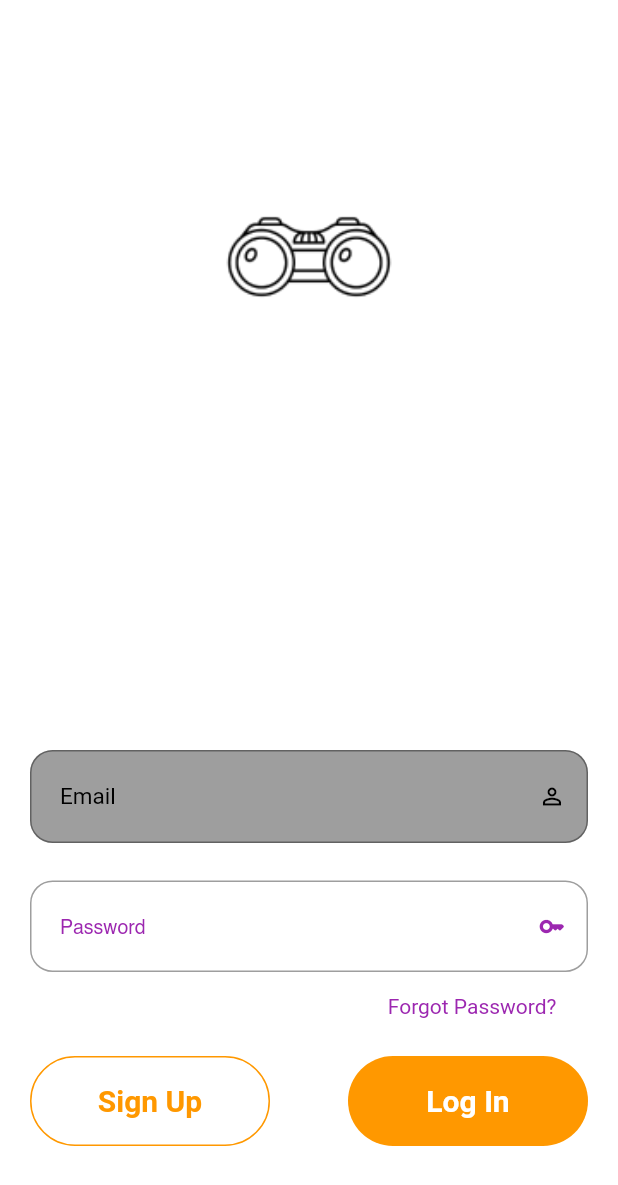
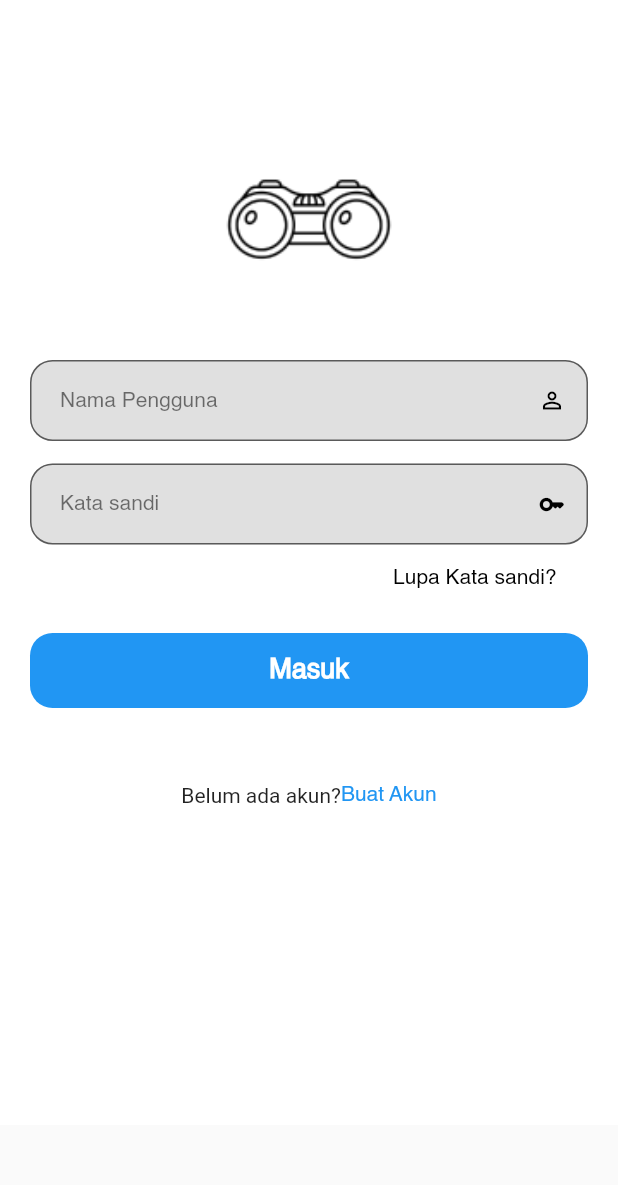
Before and after one commit to RaflyGymnas/Pmob_projek, a Flutter app: the screen it shows after launch, on a phone screen of 412 x 824 dp. Shown: the top 1185 px of the screen. Run offline on Flutter 3.47's test engine with Material 2 defaults, Android fonts, the phone set to English and light mode, and no system bars; missing offline and left inert: floating_navbar; Roboto replaces fonts that are missing (Helverica, Montserrat).

Commit message:
dah fix tinggal nambahin divider(atau)

```diff
--- a/lib/Page/login_page.dart
+++ b/lib/Page/login_page.dart
@@ -3,6 +3,7 @@ import 'package:flutter/src/widgets/placeholder.dart';
 import 'package:flutter/material.dart';
 import 'package:projek_pmob/NavBar.dart';
 import 'package:projek_pmob/Page/Lokasi.dart';
+import 'package:projek_pmob/Page/SignIn.dart';
 
 class Login_page extends StatelessWidget {
   const Login_page({super.key});
@@ -14,7 +15,7 @@ class Login_page extends StatelessWidget {
         child: Stack(
           children: [
             Container(
-              height: 800,
+              height: 750,
               decoration: const BoxDecoration(
                   image: DecorationImage(
                       image: AssetImage("image/BgLogin.png"),
@@ -24,29 +25,26 @@ class Login_page extends StatelessWidget {
               child: Column(
                 children: [
                   Padding(
-                    padding: EdgeInsets.only(top: 500, left: 20, right: 20),
-                    child: Material(
-                      borderRadius:BorderRadius.circular(15),
-                      color: Colors.grey,
+                    padding: EdgeInsets.only(top: 240, left: 20, right: 20),
                     child: TextField(
-
                       style: TextStyle(
-                          color: Colors.purple,
-                          fontFamily: 'Montserrat',
+                        color: Colors.grey.shade400,
+                        fontFamily: 'Helvetica',
                         fontSize: 15,
                       ),
                       decoration: InputDecoration(
-
+                        filled: true,
+                        fillColor: Colors.grey.shade300,
                         border: OutlineInputBorder(
                           borderRadius: BorderRadius.all(Radius.circular(15)),
-                            borderSide: BorderSide(color: Colors.grey),
+                          borderSide: BorderSide(color: Colors.white),
                         ),
-                          hintText: "Email",
+                        hintText: "Nama Pengguna",
                         hintStyle: TextStyle(
-                              color: Colors.black,
-                              fontFamily: "Helverica",
-                              fontSize: 15),
-                          contentPadding: EdgeInsets.fromLTRB(20, 22, 0, 22),
+                            color: Colors.black54,
+                            fontFamily: "Helvetica",
+                            fontSize: 14),
+                        contentPadding: EdgeInsets.fromLTRB(20, 22, 0, 17),
                         suffixIcon: Icon(
                           Icons.person_outline_outlined,
                           color: Colors.black,
@@ -55,30 +53,31 @@ class Login_page extends StatelessWidget {
                       ),
                     ),
                   ),
-                  ),
-                  const Padding(
-                    padding: EdgeInsets.only(top: 25, left: 20, right: 20),
+                  Padding(
+                    padding: EdgeInsets.only(top: 15, left: 20, right: 20),
                     child: TextField(
                       obscureText: true,
                       style: TextStyle(
                         color: Colors.purple,
-                        fontFamily: 'Montserrat',
+                        fontFamily: 'Helvetica',
                         fontSize: 15,
                       ),
                       decoration: InputDecoration(
+                        filled: true,
+                        fillColor: Colors.grey.shade300,
                         border: OutlineInputBorder(
                           borderRadius: BorderRadius.all(Radius.circular(15)),
                           borderSide: BorderSide(color: Colors.purple),
                         ),
-                        hintText: "Password",
+                        hintText: "Kata sandi",
                         hintStyle: TextStyle(
-                            color: Colors.purple,
+                            color: Colors.black54,
                             fontFamily: "Helvetica",
-                            fontSize: 13),
-                        contentPadding: EdgeInsets.fromLTRB(20, 22, 0, 22),
+                            fontSize: 14),
+                        contentPadding: EdgeInsets.fromLTRB(20, 22, 0, 17),
                         suffixIcon: Icon(
                           Icons.key_rounded,
-                          color: Colors.purple,
+                          color: Colors.black,
                           size: 18,
                         ),
                       ),
@@ -89,47 +88,21 @@ class Login_page extends StatelessWidget {
                     child: SizedBox(
                       width: 330,
                       child: Text(
-                        "Forgot Password?",
+                        "Lupa Kata sandi?",
                         textAlign: TextAlign.right,
                         style: TextStyle(
-                          color: Colors.purple,
-                          fontFamily: "Montserrat",
+                          color: Colors.black,
+                          fontFamily: "Helvetica",
                         ),
                       ),
                     ),
                   ),
                   Padding(
                     padding:
-                        const EdgeInsets.only(left: 20, right: 20, top: 25),
-                    child: Row(
-                      mainAxisAlignment: MainAxisAlignment.spaceBetween,
+                        const EdgeInsets.only(left: 20, right: 20, top: 30),
+                    child: Column(
+                      // mainAxisAlignment: MainAxisAlignment.spaceBetween,
                       children: [
-                        InkWell(
-                          onTap: () {
-                            Navigator.pushReplacement(
-                                context,
-                                MaterialPageRoute(
-                                    builder: (context) => lokasi()));
-                          },
-                          child: Container(
-                            height: 60,
-                            width: 160,
-                            decoration: BoxDecoration(
-                              borderRadius: BorderRadius.circular(50),
-                              border: Border.all(color: Colors.orange),
-                            ),
-                            child: const Center(
-                              child: Text("Sign Up",
-                                  textAlign: TextAlign.center,
-                                  style: TextStyle(
-                                    color: Colors.orange,
-                                    fontFamily: "Montserrat",
-                                    fontWeight: FontWeight.bold,
-                                    fontSize: 20,
-                                  )),
-                            ),
-                          ),
-                        ),
                         InkWell(
                           onTap: () {
                             Navigator.pushReplacement(
@@ -138,24 +111,55 @@ class Login_page extends StatelessWidget {
                                     builder: (context) => NavBar()));
                           },
                           child: Container(
-                            height: 60,
-                            width: 160,
+                            height: 50,
+                            width: 500,
                             decoration: BoxDecoration(
-                              borderRadius: BorderRadius.circular(50),
-                              color: Colors.orange,
+                              borderRadius: BorderRadius.circular(15),
+                              color: Colors.blue,
                             ),
                             child: const Center(
-                              child: Text("Log In",
+                              child: Text("Masuk",
                                   textAlign: TextAlign.center,
                                   style: TextStyle(
                                     color: Colors.white,
-                                    fontFamily: "Montserrat",
+                                    fontFamily: "Helvetica",
                                     fontWeight: FontWeight.bold,
-                                    fontSize: 20,
+                                    fontSize: 18,
                                   )),
                             ),
                           ),
                         ),
+                        // Divider(
+                        //   color: Colors.amber,
+                        //   indent: 100,
+                        //   endIndent: 10,
+                        // )
+                        Padding(
+                          padding: const EdgeInsets.only(top: 50),
+                          child: Row(
+                            mainAxisAlignment: MainAxisAlignment.center,
+                            children: [
+                              Text('Belum ada akun?'),
+                              InkWell(
+                                onTap: () {
+                                  Navigator.pushReplacement(
+                                      context,
+                                      MaterialPageRoute(
+                                          builder: (context) => SignUp()));
+                                },
+                                child: Container(
+                                  child: Text("Buat Akun",
+                                      textAlign: TextAlign.center,
+                                      style: TextStyle(
+                                        color: Colors.blue,
+                                        fontFamily: "Helvetica",
+                                      )),
+                                ),
+                              ),
+
+                            ],
+                          ),
+                        )
                       ],
                     ),
                   )
```
Lines whose indentation alone changed are shown as unchanged.
